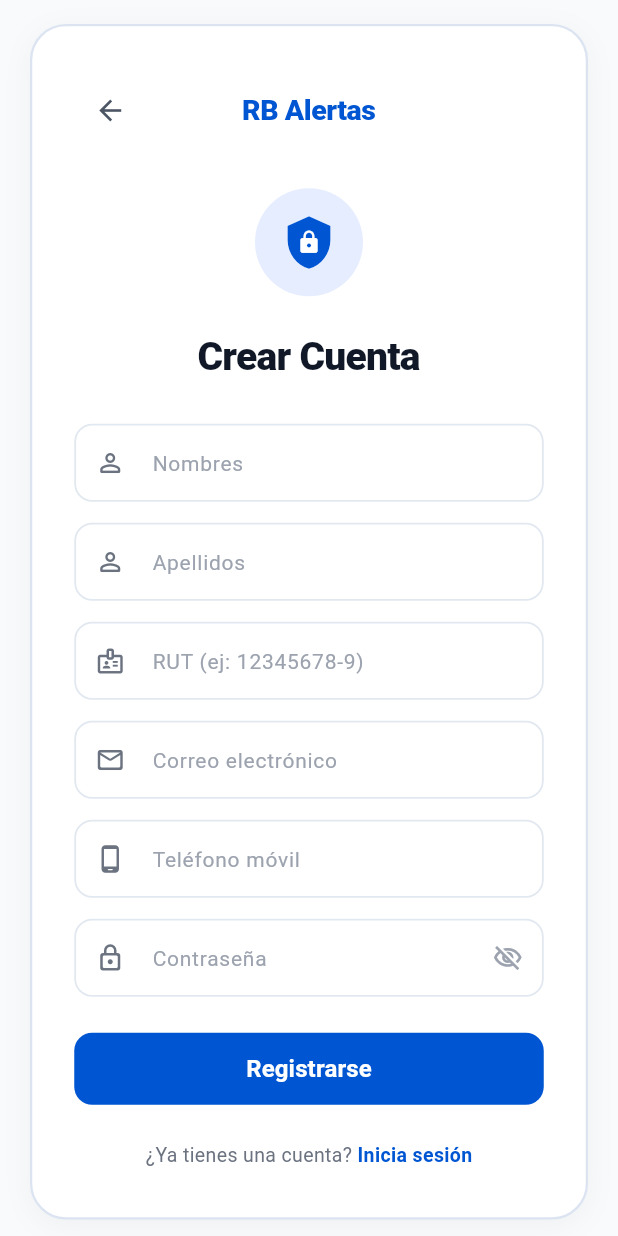
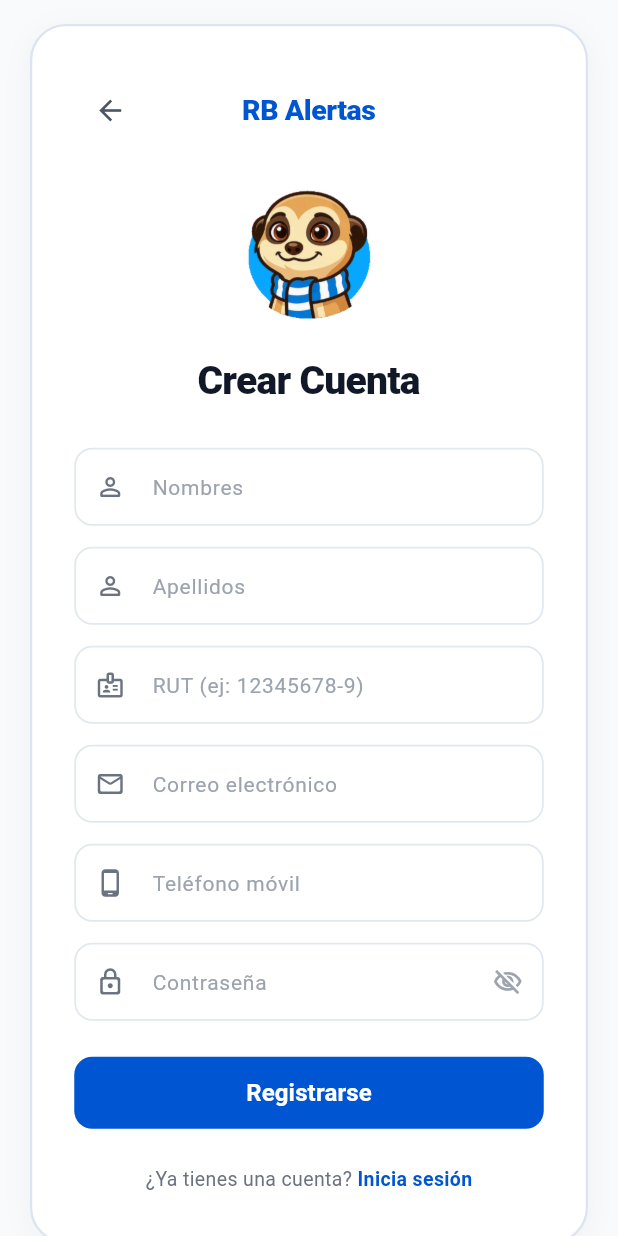
Before and after one commit to Nato9-7/CAPSTONE, a Flutter app: the RegistroVista screen opened directly, on a phone screen of 412 x 824 dp. Run offline on Flutter 3.47's test engine with Material 3 defaults, Android fonts, the phone set to English and light mode, and no system bars.

Commit message:
feat: mostrar logo oficial en la pantalla de registro
Co-Authored-By: Claude Sonnet 5 <noreply@anthropic.com>

```diff
--- a/rb_alertas/lib/vistas/registro_vista.dart
+++ b/rb_alertas/lib/vistas/registro_vista.dart
@@ -1,5 +1,6 @@
 import 'package:flutter/material.dart';
 import '../servicios/auth_servicio.dart';
+import '../widgets/app_logo.dart';
 
 class RegistroVista extends StatefulWidget {
   const RegistroVista({super.key});
@@ -119,7 +120,6 @@ class _RegistroVistaState extends State<RegistroVista> {
   @override
   Widget build(BuildContext context) {
     const colorAzul = Color(0xFF0056D2);
-    const colorAzulSuave = Color(0xFFE5EDFF);
     const colorBordeCampo = Color(0xFFE2E8F0);
     const colorTextoGris = Color(0xFF6B7280);
 
@@ -184,29 +184,7 @@ class _RegistroVistaState extends State<RegistroVista> {
                       const SizedBox(height: 28),
 
                       // Logo consistente con las otras pantallas
-                      Container(
-                        width: 72,
-                        height: 72,
-                        decoration: const BoxDecoration(
-                          color: colorAzulSuave,
-                          shape: BoxShape.circle,
-                        ),
-                        child: const Stack(
-                          alignment: Alignment.center,
-                          children: [
-                            Icon(
-                              Icons.shield,
-                              size: 38,
-                              color: colorAzul,
-                            ),
-                            Icon(
-                              Icons.lock,
-                              size: 17,
-                              color: Colors.white,
-                            ),
-                          ],
-                        ),
-                      ),
+                      const AppLogo(size: 88),
                       const SizedBox(height: 22),
 
                       // Título Crear Cuenta
```
